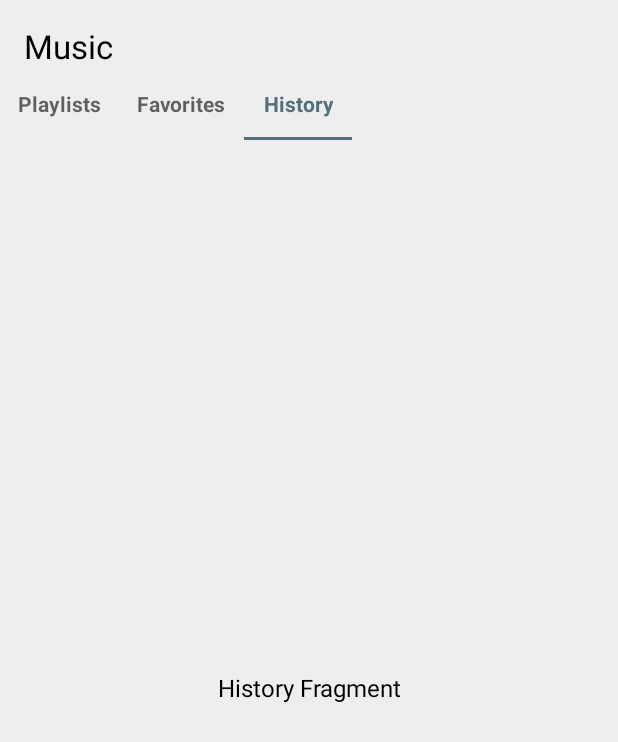
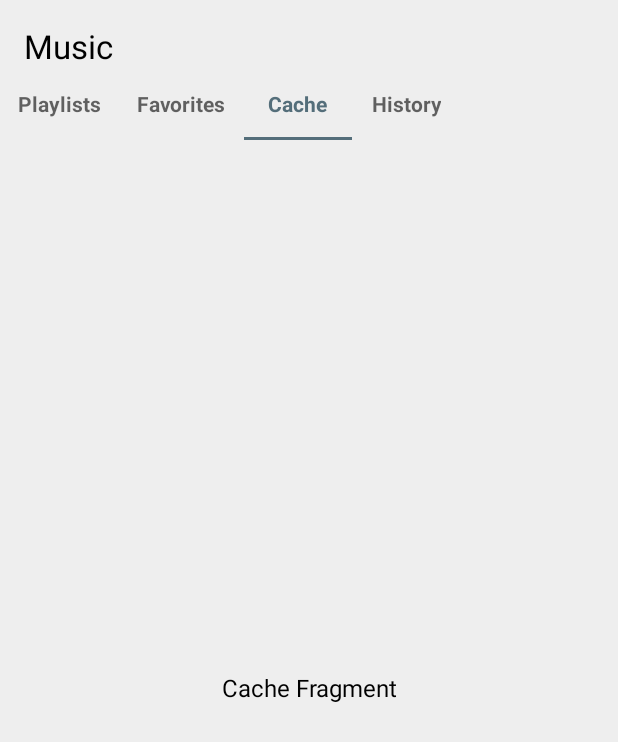
Before and after one commit to Lider123/Muspert, an Android app: the fragment LibraryFragment placed in its activity, tab 3 chosen, on a phone screen of 412 x 824 dp. Shown: the top 742 px of the screen. Run offline under Robolectric (Android 15) with nearby library versions, the phone set to English and light mode, and no system bars; our stand-ins replace Picasso, RxJava, Timber; libraries missing offline, so code that uses them is left out: com.facebook.stetho, com.mikepenz.fastadapter, moxy.ktx.moxyPresenter; pictures from the network do not load; 7 statements that could not run were skipped.

Commit message:
Added tracks cache

```diff
--- a/app/src/main/java/com/babaetskv/muspert/app/adapter/LibraryPagerAdapter.kt
+++ b/app/src/main/java/com/babaetskv/muspert/app/adapter/LibraryPagerAdapter.kt
@@ -8,6 +8,7 @@ import com.babaetskv.muspert.app.ui.fragments.FavoritesFragment
 import com.babaetskv.muspert.app.ui.fragments.HistoryFragment
 import com.babaetskv.muspert.app.ui.fragments.PlaylistsFragment
 import com.babaetskv.muspert.app.R
+import com.babaetskv.muspert.app.ui.fragments.CacheFragment
 
 class LibraryPagerAdapter(
     private val resources: Resources,
@@ -34,6 +35,10 @@ class LibraryPagerAdapter(
             titleFactory = { it.getString(R.string.favorites) },
             fragmentFactory = { FavoritesFragment.newInstance() }
         ),
+        CACHE(
+            titleFactory = { it.getString(R.string.cache) },
+            fragmentFactory = { CacheFragment.newInstance() }
+        ),
         HISTORY(
             titleFactory = { it.getString(R.string.history) },
             fragmentFactory = { HistoryFragment.newInstance() }
--- /dev/null
+++ b/app/src/main/java/com/babaetskv/muspert/app/presentation/cache/CacheView.kt
@@ -0,0 +1,5 @@
+package com.babaetskv.muspert.app.presentation.cache
+
+import com.babaetskv.muspert.app.presentation.base.BaseView
+
+interface CacheView : BaseView
--- /dev/null
+++ b/app/src/main/res/layout/fragment_cache.xml
@@ -0,0 +1,11 @@
+<?xml version="1.0" encoding="utf-8"?>
+<FrameLayout
+    xmlns:android="http://schemas.android.com/apk/res/android"
+    android:layout_width="match_parent"
+    android:layout_height="match_parent">
+    <androidx.appcompat.widget.AppCompatTextView
+        android:layout_width="match_parent"
+        android:layout_height="match_parent"
+        android:gravity="center"
+        android:text="Cache Fragment"/>
+</FrameLayout>
--- a/app/src/main/res/values/strings.xml
+++ b/app/src/main/res/values/strings.xml
@@ -12,6 +12,7 @@
     <string name="playlists">Playlists</string>
     <string name="favorites">Favorites</string>
     <string name="history">History</string>
+    <string name="cache">Cache</string>
 
     <!-- Button titles -->
     <string name="login">Login</string>
```
Also changed, not shown: app/src/main/java/com/babaetskv/muspert/app/presentation/cache/CachePresenter.kt (added, +12 -0 lines), app/src/main/java/com/babaetskv/muspert/app/ui/fragments/CacheFragment.kt (added, +29 -0 lines), 1 other file.
